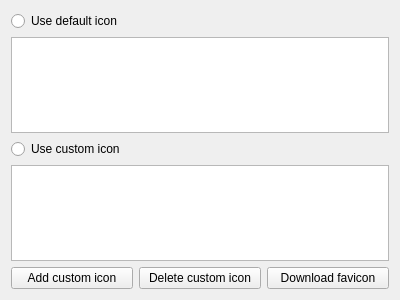
First picture: the form in src/gui/EditWidgetIcons.ui, repository keepassxreboot/keepassxc, before the edit.
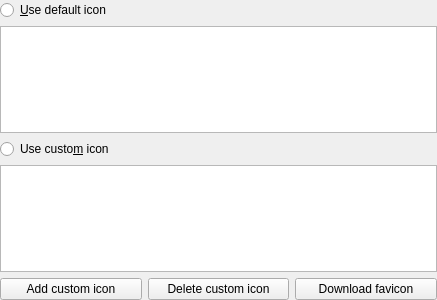
Second picture: the form after the edit.

Commit message: Pixel-perfect entry edit widgets

Patch:
```diff
--- a/src/gui/EditWidgetIcons.ui
+++ b/src/gui/EditWidgetIcons.ui
@@ -6,15 +6,27 @@
    <rect>
     <x>0</x>
     <y>0</y>
-    <width>400</width>
+    <width>437</width>
     <height>300</height>
    </rect>
   </property>
   <layout class="QVBoxLayout" name="verticalLayout">
+   <property name="leftMargin">
+    <number>0</number>
+   </property>
+   <property name="topMargin">
+    <number>0</number>
+   </property>
+   <property name="rightMargin">
+    <number>0</number>
+   </property>
+   <property name="bottomMargin">
+    <number>0</number>
+   </property>
    <item>
     <widget class="QRadioButton" name="defaultIconsRadio">
      <property name="text">
-      <string>Use default icon</string>
+      <string>&amp;Use default icon</string>
      </property>
     </widget>
    </item>
@@ -46,7 +58,7 @@
    <item>
     <widget class="QRadioButton" name="customIconsRadio">
      <property name="text">
-      <string>Use custom icon</string>
+      <string>Use custo&amp;m icon</string>
      </property>
     </widget>
    </item>
```
The commit also changes 6 other files.
